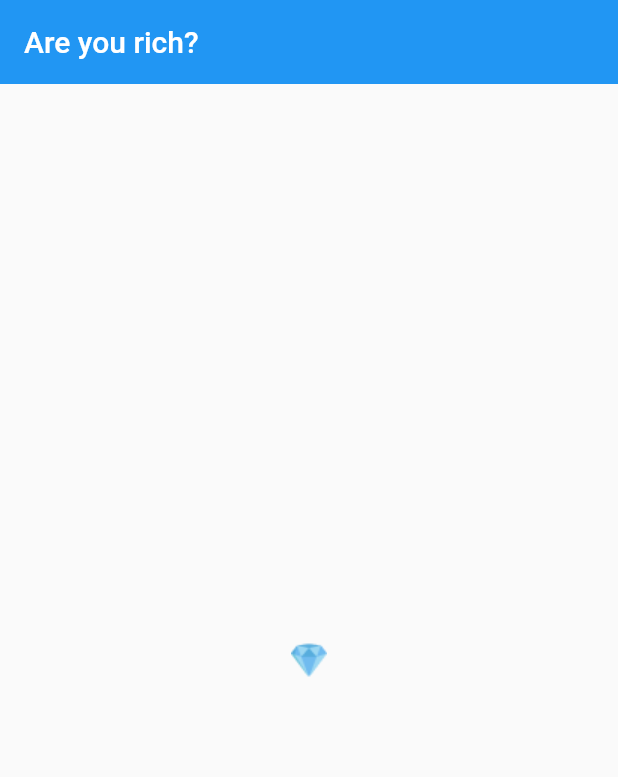
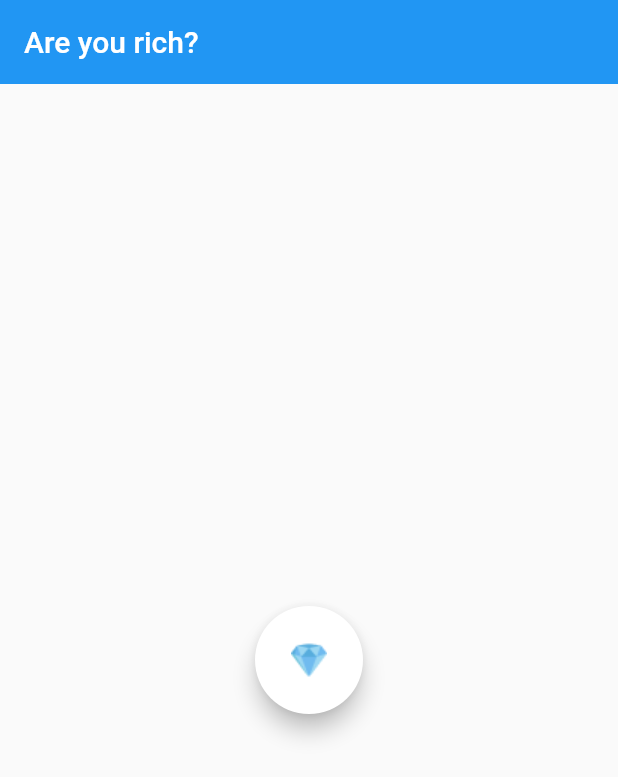
Before and after one commit to hayabusabusa/are_you_rich, a Flutter app: the screen it shows after launch, on a phone screen of 412 x 824 dp. Shown: the top 777 px of the screen. Run offline on Flutter 3.47's test engine with Material 2 defaults, Android fonts, the light colour scheme and no system bars.

Commit message:
Add some widgets

```diff
--- a/lib/screens/home_screen.dart
+++ b/lib/screens/home_screen.dart
@@ -1,5 +1,5 @@
 import 'package:flutter/material.dart';
-import 'package:are_you_rich/utils/utils.dart';
+import 'package:are_you_rich/widgets/widgets.dart';
 
 class HomeScreen extends StatelessWidget {
   @override
@@ -8,9 +8,7 @@ class HomeScreen extends StatelessWidget {
       appBar: AppBar(
         title: Text('Are you rich?'),
       ),
-      body: Center(
-        child: Image(image: Assets.icDiamond,),
-      ),
+      body: HomeBodyWidget(),
     );
   }
 }
--- /dev/null
+++ b/lib/widgets/ayr_image_button.dart
@@ -0,0 +1,25 @@
+import 'package:flutter/material.dart';
+
+class AYRImageButton extends StatelessWidget {
+  final Image image;
+  final Function() onPressed;
+
+  AYRImageButton({
+    Key key,
+    @required this.image,
+    @required this.onPressed,
+  }): super(key: key);
+
+  @override
+  Widget build(BuildContext context) {
+    return SizedBox(
+      width: 72,
+      height: 72,
+      child: FloatingActionButton(
+        backgroundColor: Colors.white,
+        child: image,
+        onPressed: onPressed,
+      ),
+    );
+  }
+}
--- /dev/null
+++ b/lib/widgets/home_body_widget.dart
@@ -0,0 +1,53 @@
+import 'dart:math';
+import 'package:flutter/material.dart';
+import 'package:are_you_rich/widgets/widgets.dart';
+import 'package:are_you_rich/utils/utils.dart';
+
+class HomeBodyWidget extends StatefulWidget {
+  @override
+  State<StatefulWidget> createState() => _HomeBodyWidgetState();
+}
+
+class _HomeBodyWidgetState extends State<HomeBodyWidget> {
+  final GlobalKey _globalKey = GlobalKey();
+  List<Widget> _widets = [];
+
+  Size _getSizeOfStack() {
+    final RenderBox renderBox = _globalKey.currentContext.findRenderObject();
+    return renderBox.size;
+  }
+
+  void _onPressed() {
+    final double width = _getSizeOfStack().width;
+    final double xPosition = Random().nextDouble() * width;
+    final Widget widget = Positioned(
+      left: xPosition,
+      top: 0,
+      width: 24,
+      height: 24,
+      child: Container(color: Colors.blue,),
+    );
+
+    setState(() {
+      _widets.add(widget);
+    });
+  }
+
+  @override
+  Widget build(BuildContext context) {
+    return Stack(
+      key: _globalKey,
+      children: <Widget>[
+        Center(
+          child: AYRImageButton(
+            image: Image(image: Assets.icDiamond),
+            onPressed: () { _onPressed(); },
+          ),
+        ),
+        Stack(
+          children: _widets,
+        )
+      ],
+    );
+  }
+}
--- a/lib/widgets/widgets.dart
+++ b/lib/widgets/widgets.dart
@@ -0,0 +1,2 @@
+export './ayr_image_button.dart';
+export './home_body_widget.dart';
```
